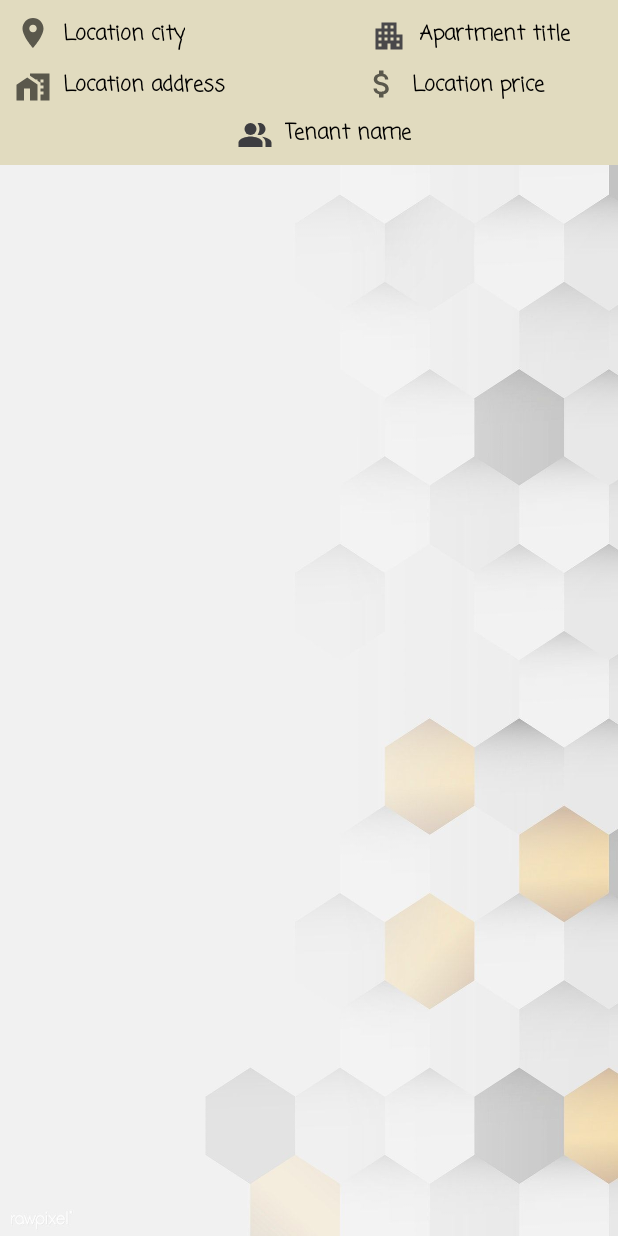
After one commit to IuliaTanase/android_project, an Android app: the layout lv_locations_row_layout.xml on its own in the app's theme, with its tools: preview values and no code run, on a phone screen of 412 x 824 dp. The commit adds this screen. Run offline under Robolectric (Android 15) with nearby library versions, the phone set to English and light mode, and no system bars; network calls fail.

Commit message:
Added multilevel JSON processing for Locations

```diff
--- a/Proiect/app/src/main/java/com/example/proiect/utils/TenantAdapter.java
+++ b/Proiect/app/src/main/java/com/example/proiect/adapters/TenantAdapter.java
@@ -1,4 +1,4 @@
-package com.example.proiect.utils;
+package com.example.proiect.adapters;
 
 import android.content.Context;
 import android.view.LayoutInflater;
@@ -11,6 +11,8 @@ import androidx.annotation.NonNull;
 import androidx.annotation.Nullable;
 
 import com.example.proiect.R;
+import com.example.proiect.utils.Apartment;
+import com.example.proiect.utils.Tenant;
 
 import java.util.List;
 
--- a/Proiect/app/src/main/java/com/example/proiect/fragments/ApartmentsFragment.java
+++ b/Proiect/app/src/main/java/com/example/proiect/fragments/ApartmentsFragment.java
@@ -25,11 +25,10 @@ import com.example.proiect.asyncTask.AsyncTaskRunner;
 import com.example.proiect.asyncTask.Callback;
 import com.example.proiect.network.HttpManager;
 import com.example.proiect.utils.Apartment;
-import com.example.proiect.utils.ApartmentAdapter;
+import com.example.proiect.adapters.ApartmentAdapter;
 import com.example.proiect.R;
 import com.example.proiect.utils.ApartmentJsonParser;
 import com.example.proiect.utils.Tenant;
-import com.google.android.gms.common.FirstPartyScopes;
 import com.google.android.material.floatingactionbutton.FloatingActionButton;
 
 import java.util.ArrayList;
@@ -37,7 +36,7 @@ import java.util.List;
 import java.util.concurrent.Callable;
 
 
-public class ApartmentsFragment extends Fragment{
+public class ApartmentsFragment extends Fragment {
 
     public static final String APARTMENTS_LIST_LENGTH = "apartmentsList_length";
     public static final String TENANTS_LIST_LENGTH = "tenantsList_length";
--- a/Proiect/app/src/main/java/com/example/proiect/fragments/TenantsFragment.java
+++ b/Proiect/app/src/main/java/com/example/proiect/fragments/TenantsFragment.java
@@ -15,7 +15,7 @@ import android.widget.ListView;
 import com.example.proiect.MainActivity;
 import com.example.proiect.utils.Apartment;
 import com.example.proiect.utils.Tenant;
-import com.example.proiect.utils.TenantAdapter;
+import com.example.proiect.adapters.TenantAdapter;
 import com.example.proiect.R;
 
 import java.util.ArrayList;
--- /dev/null
+++ b/Proiect/app/src/main/res/drawable/ic_baseline_attach_money_24.xml
@@ -0,0 +1,10 @@
+<vector xmlns:android="http://schemas.android.com/apk/res/android"
+    android:width="24dp"
+    android:height="24dp"
+    android:viewportWidth="24"
+    android:viewportHeight="24"
+    android:tint="?attr/colorControlNormal">
+  <path
+      android:fillColor="@android:color/white"
+      android:pathData="M11.8,10.9c-2.27,-0.59 -3,-1.2 -3,-2.15 0,-1.09 1.01,-1.85 2.7,-1.85 1.78,0 2.44,0.85 2.5,2.1h2.21c-0.07,-1.72 -1.12,-3.3 -3.21,-3.81V3h-3v2.16c-1.94,0.42 -3.5,1.68 -3.5,3.61 0,2.31 1.91,3.46 4.7,4.13 2.5,0.6 3,1.48 3,2.41 0,0.69 -0.49,1.79 -2.7,1.79 -2.06,0 -2.87,-0.92 -2.98,-2.1h-2.2c0.12,2.19 1.76,3.42 3.68,3.83V21h3v-2.15c1.95,-0.37 3.5,-1.5 3.5,-3.55 0,-2.84 -2.43,-3.81 -4.7,-4.4z"/>
+</vector>
--- /dev/null
+++ b/Proiect/app/src/main/res/drawable/ic_baseline_home_work_24.xml
@@ -0,0 +1,13 @@
+<vector xmlns:android="http://schemas.android.com/apk/res/android"
+    android:width="24dp"
+    android:height="24dp"
+    android:viewportWidth="24"
+    android:viewportHeight="24"
+    android:tint="?attr/colorControlNormal">
+  <path
+      android:fillColor="@android:color/white"
+      android:pathData="M8.17,5.7L1,10.48V21h5v-8h4v8h5V10.25z"/>
+  <path
+      android:fillColor="@android:color/white"
+      android:pathData="M10,3v1.51l2,1.33L13.73,7L15,7v0.85l2,1.34L17,11h2v2h-2v2h2v2h-2v4h6L23,3L10,3zM19,9h-2L17,7h2v2z"/>
+</vector>
--- /dev/null
+++ b/Proiect/app/src/main/res/drawable/ic_baseline_location_on_24.xml
@@ -0,0 +1,10 @@
+<vector xmlns:android="http://schemas.android.com/apk/res/android"
+    android:width="24dp"
+    android:height="24dp"
+    android:viewportWidth="24"
+    android:viewportHeight="24"
+    android:tint="?attr/colorControlNormal">
+  <path
+      android:fillColor="@android:color/white"
+      android:pathData="M12,2C8.13,2 5,5.13 5,9c0,5.25 7,13 7,13s7,-7.75 7,-13c0,-3.87 -3.13,-7 -7,-7zM12,11.5c-1.38,0 -2.5,-1.12 -2.5,-2.5s1.12,-2.5 2.5,-2.5 2.5,1.12 2.5,2.5 -1.12,2.5 -2.5,2.5z"/>
+</vector>
--- /dev/null
+++ b/Proiect/app/src/main/res/layout/lv_locations_row_layout.xml
@@ -0,0 +1,128 @@
+<?xml version="1.0" encoding="utf-8"?>
+<androidx.constraintlayout.widget.ConstraintLayout xmlns:android="http://schemas.android.com/apk/res/android"
+    xmlns:tools="http://schemas.android.com/tools"
+    android:layout_width="match_parent"
+    android:layout_height="wrap_content"
+    xmlns:app="http://schemas.android.com/apk/res-auto"
+    android:background="@color/item_background">
+
+    <ImageView
+        android:id="@+id/androidele_ivLocation"
+        android:layout_width="wrap_content"
+        android:layout_height="wrap_content"
+        android:layout_marginStart="10dp"
+        android:layout_marginTop="10dp"
+        app:layout_constraintStart_toStartOf="parent"
+        app:layout_constraintTop_toTopOf="parent"
+        app:srcCompat="@drawable/ic_baseline_location_on_24" />
+
+    <TextView
+        android:id="@+id/androidele_tv_row_location_city"
+        android:layout_width="wrap_content"
+        android:layout_height="wrap_content"
+        android:layout_marginStart="8dp"
+        android:layout_marginTop="12dp"
+        android:text="@string/androidele_location_city"
+        app:layout_constraintEnd_toEndOf="parent"
+        app:layout_constraintHorizontal_bias="0.0"
+        app:layout_constraintStart_toEndOf="@id/androidele_ivLocation"
+        app:layout_constraintTop_toTopOf="parent" />
+
+    <ImageView
+        android:id="@+id/androidele_iv_locationAddress"
+        android:layout_width="wrap_content"
+        android:layout_height="wrap_content"
+        android:layout_marginStart="10dp"
+        android:layout_marginTop="12dp"
+        app:layout_constraintStart_toStartOf="parent"
+        app:layout_constraintTop_toBottomOf="@id/androidele_ivLocation"
+        app:srcCompat="@drawable/ic_baseline_home_work_24" />
+
+    <TextView
+        android:id="@+id/androidele_tv_row_location_address"
+        android:layout_width="wrap_content"
+        android:layout_height="wrap_content"
+        android:layout_marginStart="8dp"
+        android:layout_marginTop="12dp"
+        android:text="@string/androidele_location_address"
+        app:layout_constraintStart_toEndOf="@+id/androidele_iv_locationAddress"
+        app:layout_constraintTop_toBottomOf="@id/androidele_tv_row_location_city" />
+
+    <ImageView
+        android:id="@+id/androidele_iv_ApartmentTitle"
+        android:layout_width="wrap_content"
+        android:layout_height="wrap_content"
+        android:layout_marginTop="12dp"
+        android:layout_marginEnd="8dp"
+        android:layout_marginBottom="8dp"
+        app:layout_constraintBottom_toTopOf="@+id/androidele_ivLocation_price"
+        app:layout_constraintEnd_toStartOf="@id/androidele_tv_row_location_apartmentTitle"
+        app:layout_constraintTop_toTopOf="parent"
+        app:srcCompat="@drawable/ic_baseline_apartment_24" />
+
+    <TextView
+        android:id="@+id/androidele_tv_row_location_apartmentTitle"
+        android:layout_width="wrap_content"
+        android:layout_height="wrap_content"
+        android:layout_marginTop="12dp"
+        android:layout_marginBottom="12dp"
+        android:text="@string/apartment_title"
+        app:layout_constraintBottom_toTopOf="@+id/androidele_tv_row_location_price"
+        app:layout_constraintEnd_toEndOf="parent"
+        app:layout_constraintStart_toStartOf="@id/androidele_iv_ApartmentTitle"
+        app:layout_constraintTop_toTopOf="parent" />
+
+    <ImageView
+        android:id="@+id/androidele_ivLocation_price"
+        android:layout_width="wrap_content"
+        android:layout_height="wrap_content"
+        android:layout_marginStart="96dp"
+        android:layout_marginBottom="10dp"
+        app:layout_constraintBottom_toTopOf="@+id/androidele_tv_row_location_tenantName"
+        app:layout_constraintEnd_toStartOf="@+id/androidele_tv_row_location_price"
+        app:layout_constraintStart_toEndOf="@id/androidele_tv_row_location_address"
+        app:layout_constraintTop_toBottomOf="@id/androidele_iv_ApartmentTitle"
+        app:srcCompat="@drawable/ic_baseline_attach_money_24" />
+
+    <TextView
+        android:id="@+id/androidele_tv_row_location_price"
+        android:layout_width="wrap_content"
+        android:layout_height="wrap_content"
+        android:layout_marginStart="8dp"
+        android:layout_marginTop="12dp"
+        android:layout_marginEnd="52dp"
+        android:text="@string/androidele_location_price"
+        app:layout_constraintEnd_toEndOf="parent"
+        app:layout_constraintStart_toEndOf="@+id/androidele_ivLocation_price"
+        app:layout_constraintTop_toBottomOf="@id/androidele_tv_row_location_apartmentTitle" />
+
+    <ImageView
+        android:id="@+id/androidele_iv_tenantName"
+        android:layout_width="wrap_content"
+        android:layout_height="wrap_content"
+        android:layout_marginStart="160dp"
+        android:layout_marginTop="10dp"
+        android:layout_marginBottom="8dp"
+        app:layout_constraintBottom_toBottomOf="parent"
+        app:layout_constraintEnd_toStartOf="@+id/androidele_tv_row_location_tenantName"
+        app:layout_constraintStart_toStartOf="parent"
+        app:layout_constraintTop_toBottomOf="@id/androidele_tv_row_location_address"
+        app:srcCompat="@drawable/ic_baseline_people_alt_24" />
+
+    <TextView
+        android:id="@+id/androidele_tv_row_location_tenantName"
+        android:layout_width="wrap_content"
+        android:layout_height="wrap_content"
+        android:layout_marginStart="8dp"
+        android:layout_marginTop="8dp"
+        android:layout_marginEnd="140dp"
+        android:layout_marginBottom="8dp"
+        android:text="@string/androidele_tenant_name"
+        app:layout_constraintBottom_toBottomOf="parent"
+        app:layout_constraintEnd_toEndOf="parent"
+        app:layout_constraintStart_toEndOf="@+id/androidele_iv_tenantName"
+        app:layout_constraintTop_toBottomOf="@id/androidele_tv_row_location_address"
+        app:layout_constraintVertical_bias="0.0" />
+
+
+</androidx.constraintlayout.widget.ConstraintLayout>
--- a/Proiect/app/src/main/res/layout/lv_tenants_row_layout.xml
+++ b/Proiect/app/src/main/res/layout/lv_tenants_row_layout.xml
@@ -1,6 +1,5 @@
 <?xml version="1.0" encoding="utf-8"?>
 <androidx.constraintlayout.widget.ConstraintLayout xmlns:android="http://schemas.android.com/apk/res/android"
-    xmlns:tools="http://schemas.android.com/tools"
     android:layout_width="match_parent"
     android:layout_height="wrap_content"
     xmlns:app="http://schemas.android.com/apk/res-auto"
--- a/Proiect/app/src/main/res/menu/activity_main_drawer.xml
+++ b/Proiect/app/src/main/res/menu/activity_main_drawer.xml
@@ -12,6 +12,12 @@
             android:id="@+id/androidele_chiriasi"
             android:icon="@drawable/ic_baseline_people_alt_24"
             android:title="@string/androidele_chiriasi" />
+
+        <item
+            android:id="@+id/androidele_availableLocations"
+            android:icon="@drawable/ic_baseline_location_on_24"
+            android:title="@string/androidele_available_locations" />
+
         <item
             android:id="@+id/androidele_details"
             android:icon="@drawable/ic_baseline_event_note_24"
--- a/Proiect/app/src/main/res/values/strings.xml
+++ b/Proiect/app/src/main/res/values/strings.xml
@@ -73,6 +73,11 @@
     <string name="light_mode">Light mode</string>
     <string name="dark_mode">Dark mode</string>
     <string name="androidele_tenant_phone">Tenant phone</string>
+    <string name="androidele_available_locations">Available locations</string>
+    <string name="androidele_location_city">Location city</string>
+    <string name="androidele_location_address">Location address</string>
+    <string name="androidele_location_price">Location price</string>
+    <string name="androidele_tenant_name">Tenant name</string>
 
     <string-array name="apartment_nr_of_rooms">
         <item>1</item>
```
Also changed, not shown: Proiect/app/src/main/java/com/example/proiect/MainActivity.java (+7 -8 lines), Proiect/app/src/main/java/com/example/proiect/adapters/ApartmentAdapter.java (renamed from Proiect/app/src/main/java/com/example/proiect/utils/ApartmentAdapter.java, +7 -5 lines), Proiect/app/src/main/java/com/example/proiect/adapters/LocationAdapter.java (added, +84 -0 lines), Proiect/app/src/main/java/com/example/proiect/fragments/LocationsFragment.java (added, +115 -0 lines), Proiect/app/src/main/java/com/example/proiect/utils/Apartment.java (+55 -12 lines), Proiect/app/src/main/java/com/example/proiect/utils/Location.java (added, +87 -0 lines), Proiect/app/src/main/java/com/example/proiect/utils/LocationJsonParser.java (added, +70 -0 lines), Proiect/app/src/main/res/layout/fragment_locations.xml (added, +25 -0 lines).
